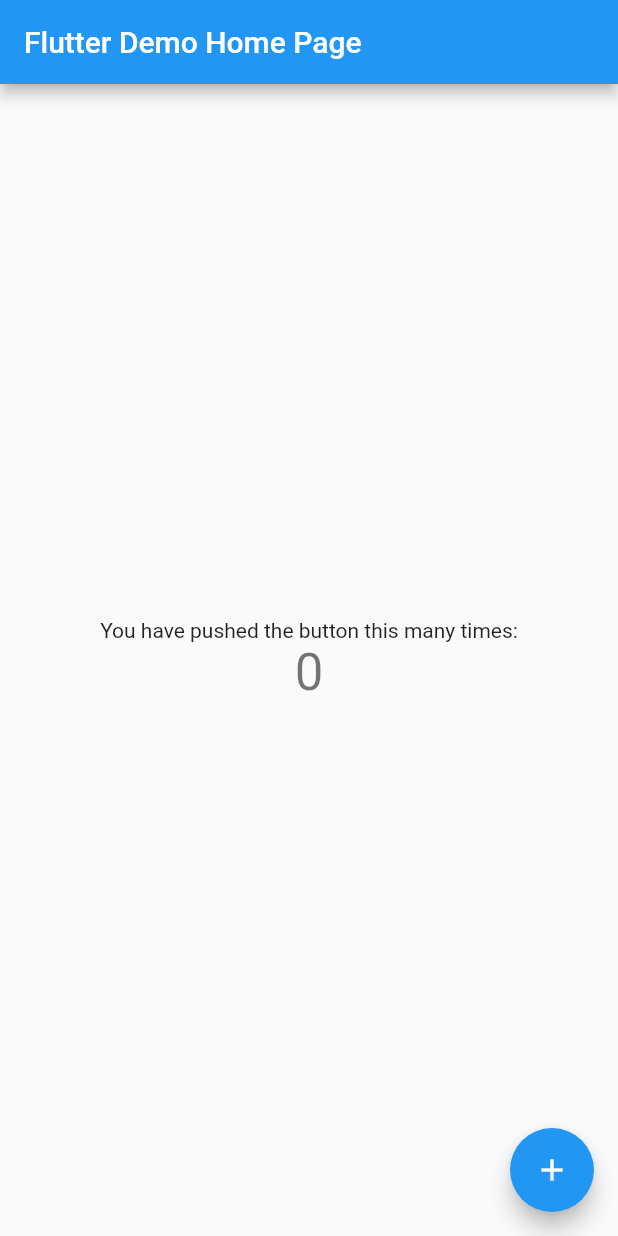
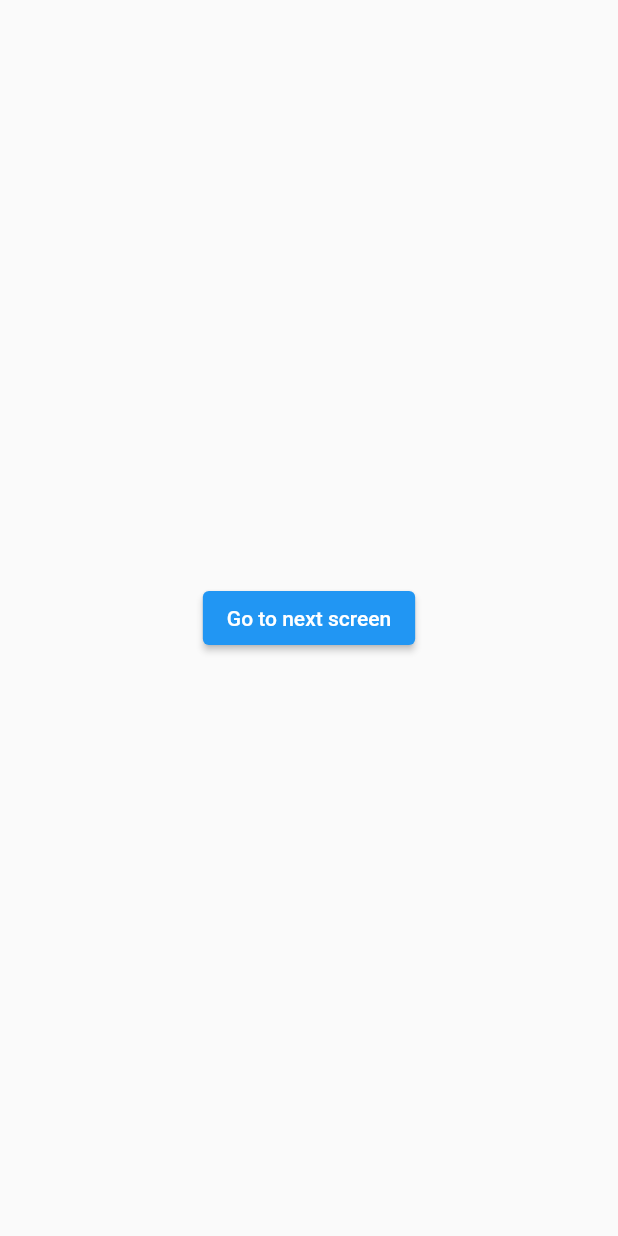
Before and after one commit to ersenbasaransen/flutter_quotes_app, a Flutter app: the screen it shows after launch, on a phone screen of 412 x 824 dp. Run offline on Flutter 3.47's test engine with Material 2 defaults, Android fonts, the phone set to English and light mode, and no system bars.

Commit message:
code clean up and start home screen

```diff
--- a/lib/main.dart
+++ b/lib/main.dart
@@ -1,4 +1,5 @@
 import 'package:flutter/material.dart';
+import 'package:flutter_quotes_app/screens/home_screen.dart';
 
 void main() {
   runApp(const MyApp());
@@ -10,106 +11,6 @@
   // This widget is the root of your application.
   @override
   Widget build(BuildContext context) {
-    return MaterialApp(
-      title: 'Flutter Demo',
-      theme: ThemeData(
-        // This is the theme of your application.
-        //
-        // Try running your application with "flutter run". You'll see the
-        // application has a blue toolbar. Then, without quitting the app, try
-        // changing the primarySwatch below to Colors.green and then invoke
-        // "hot reload" (press "r" in the console where you ran "flutter run",
-        // or simply save your changes to "hot reload" in a Flutter IDE).
-        // Notice that the counter didn't reset back to zero; the application
-        // is not restarted.
-        primarySwatch: Colors.blue,
-      ),
-      home: const MyHomePage(title: 'Flutter Demo Home Page'),
-    );
+    return MaterialApp(home: const HomeScreen());
   }
 }
-
-class MyHomePage extends StatefulWidget {
-  const MyHomePage({Key? key, required this.title}) : super(key: key);
-
-  // This widget is the home page of your application. It is stateful, meaning
-  // that it has a State object (defined below) that contains fields that affect
-  // how it looks.
-
-  // This class is the configuration for the state. It holds the values (in this
-  // case the title) provided by the parent (in this case the App widget) and
-  // used by the build method of the State. Fields in a Widget subclass are
-  // always marked "final".
-
-  final String title;
-
-  @override
-  State<MyHomePage> createState() => _MyHomePageState();
-}
-
-class _MyHomePageState extends State<MyHomePage> {
-  int _counter = 0;
-
-  void _incrementCounter() {
-    setState(() {
-      // This call to setState tells the Flutter framework that something has
-      // changed in this State, which causes it to rerun the build method below
-      // so that the display can reflect the updated values. If we changed
-      // _counter without calling setState(), then the build method would not be
-      // called again, and so nothing would appear to happen.
-      _counter++;
-    });
-  }
-
-  @override
-  Widget build(BuildContext context) {
-    // This method is rerun every time setState is called, for instance as done
-    // by the _incrementCounter method above.
-    //
-    // The Flutter framework has been optimized to make rerunning build methods
-    // fast, so that you can just rebuild anything that needs updating rather
-    // than having to individually change instances of widgets.
-    return Scaffold(
-      appBar: AppBar(
-        // Here we take the value from the MyHomePage object that was created by
-        // the App.build method, and use it to set our appbar title.
-        title: Text(widget.title),
-      ),
-      body: Center(
-        // Center is a layout widget. It takes a single child and positions it
-        // in the middle of the parent.
-        child: Column(
-          // Column is also a layout widget. It takes a list of children and
-          // arranges them vertically. By default, it sizes itself to fit its
-          // children horizontally, and tries to be as tall as its parent.
-          //
-          // Invoke "debug painting" (press "p" in the console, choose the
-          // "Toggle Debug Paint" action from the Flutter Inspector in Android
-          // Studio, or the "Toggle Debug Paint" command in Visual Studio Code)
-          // to see the wireframe for each widget.
-          //
-          // Column has various properties to control how it sizes itself and
-          // how it positions its children. Here we use mainAxisAlignment to
-          // center the children vertically; the main axis here is the vertical
-          // axis because Columns are vertical (the cross axis would be
-          // horizontal).
-          mainAxisAlignment: MainAxisAlignment.center,
-          children: <Widget>[
-            const Text(
-              'You have pushed the button this many times:',
-            ),
-            Text(
-              '$_counter',
-              style: Theme.of(context).textTheme.headline4,
-            ),
-          ],
-        ),
-      ),
-      floatingActionButton: FloatingActionButton(
-        onPressed: _incrementCounter,
-        tooltip: 'Increment',
-        child: const Icon(Icons.add),
-      ), // This trailing comma makes auto-formatting nicer for build methods.
-    );
-  }
-}
--- /dev/null
+++ b/lib/screens/home_screen.dart
@@ -0,0 +1,16 @@
+import 'package:flutter/material.dart';
+
+class HomeScreen extends StatelessWidget {
+  const HomeScreen({Key? key}) : super(key: key);
+
+  @override
+  Widget build(BuildContext context) {
+    return SafeArea(
+      child: Scaffold(
+          body: Center(
+        child: ElevatedButton(
+            onPressed: () {}, child: const Text("Go to next screen")),
+      )),
+    );
+  }
+}
```
